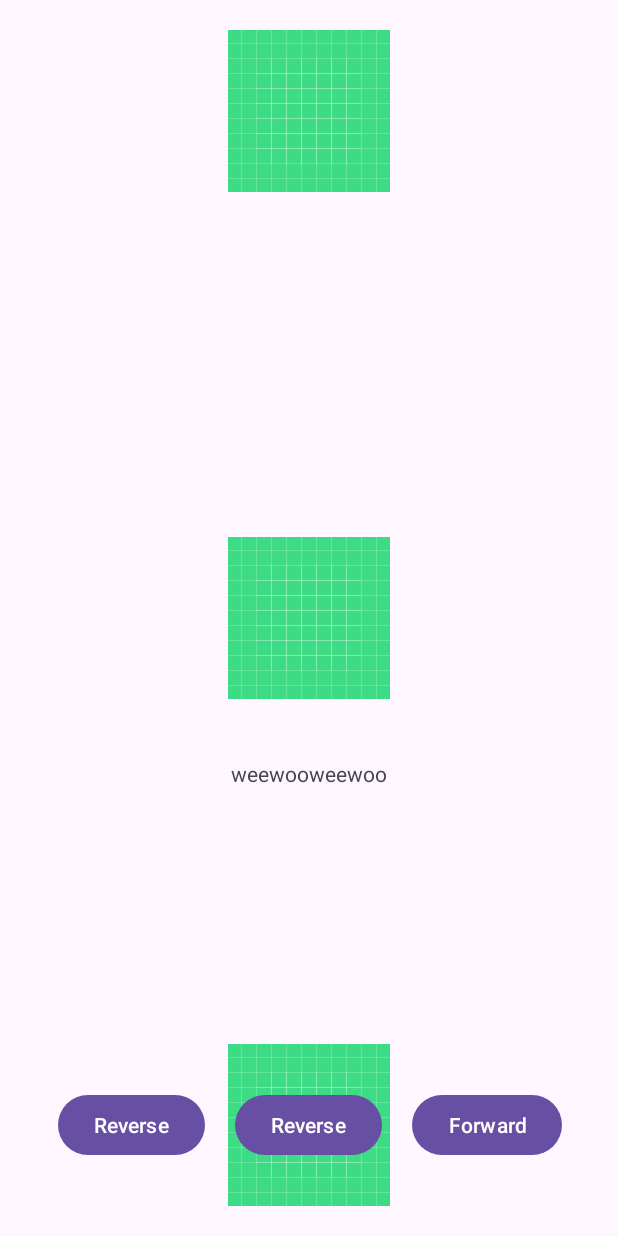
After one commit to smored/SoundShift, an Android app: the ControlActivity screen opened directly, with no data from a screen before it, on a phone screen of 412 x 824 dp. The commit adds this screen. Run offline under Robolectric (Android 15) with nearby library versions, the phone set to English and light mode, and no system bars.

Commit message:
Started necessary classes and added to manifest
Playlist, shift, song classes made and Control Activity where the buttons will go can now be accessed from the start activity

```diff
--- a/app/src/main/AndroidManifest.xml
+++ b/app/src/main/AndroidManifest.xml
@@ -13,6 +13,11 @@
         android:theme="@style/Theme.SoundShift"
         tools:targetApi="31">
         <activity
+            android:name=".ControlActivity"
+            android:exported="false"
+            android:parentActivityName=".MainActivity"
+            android:label="Controls" />
+        <activity
             android:name=".MainActivity"
             android:exported="true">
             <intent-filter>
--- /dev/null
+++ b/app/src/main/java/com/bcit/soundshift/ControlActivity.java
@@ -0,0 +1,67 @@
+package com.bcit.soundshift;
+import androidx.annotation.NonNull;
+import androidx.appcompat.app.AppCompatActivity;
+
+import android.content.Intent;
+import android.media.Image;
+import android.os.Bundle;
+import android.view.View;
+import android.widget.Button;
+import android.widget.ImageView;
+import android.widget.TextView;
+
+public class ControlActivity extends AppCompatActivity {
+    private TextView lyrics;
+    private ImageView coverArt;
+    private Button reverseButton;
+    private Button playButton;
+    private Button forwardButton;
+
+    @Override
+    protected void onCreate(Bundle savedInstanceState) {
+        super.onCreate(savedInstanceState);
+        setContentView(R.layout.control_activity);
+        findView();
+        setupButtonOnClickListener();
+    }
+
+    private void findView() {
+        lyrics = findViewById(R.id.lyrics);
+        coverArt = findViewById(R.id.albumArt);
+        reverseButton = findViewById(R.id.reverseButton);
+        playButton = findViewById(R.id.playButton);
+        forwardButton = findViewById(R.id.forwardButton);
+    }
+
+    private void setupButtonOnClickListener() {
+        // go back button
+        reverseButton.setOnClickListener(new View.OnClickListener() {
+            @Override
+            public void onClick(View v) {
+                // start button redirects us to the control activity
+                lyrics.setText("WOAH!!! did you really like the song that much??!?!?");
+            }
+        });
+
+        // play button
+        playButton.setOnClickListener(new View.OnClickListener() {
+            @Override
+            public void onClick(View v) {
+                // start button redirects us to the control activity
+                lyrics.setText("WOAH!!! did you just PLAY??!?!?");
+            }
+        });
+
+        // go forwards button
+        forwardButton.setOnClickListener(new View.OnClickListener() {
+            @Override
+            public void onClick(View v) {
+                // start button redirects us to the control activity
+                lyrics.setText("WOAH!!! did you just SKIP THE SONG??!?!?");
+            }
+        });
+    }
+
+
+
+}
--- /dev/null
+++ b/app/src/main/java/com/bcit/soundshift/Song.java
@@ -0,0 +1,5 @@
+package com.bcit.soundshift;
+
+public class Song {
+    // * sick-ass guitar solo WEEWOOOWWEEEEWOOONEEEEEEEE VBRRRRRRRRR DHHRRRRR WAAAAA
+}
--- a/app/src/main/res/layout/activity_main.xml
+++ b/app/src/main/res/layout/activity_main.xml
@@ -23,6 +23,7 @@
         android:layout_above="@+id/bottomBar">
 
         <ListView
+            android:id="@+id/shiftList"
             android:layout_width="match_parent"
             android:layout_height="wrap_content" />
 
--- a/app/src/main/res/layout/control_activity.xml
+++ b/app/src/main/res/layout/control_activity.xml
@@ -50,7 +50,7 @@
 
 <!--        FORWARD BUTTON-->
         <Button
-            android:id="@+id/forwardSong"
+            android:id="@+id/forwardButton"
             android:layout_width="wrap_content"
             android:layout_height="wrap_content"
             android:layout_centerInParent="true"
@@ -72,7 +72,7 @@
             android:layout_width="wrap_content"
             android:layout_height="wrap_content"
             android:text="Reverse"
-            android:id="@+id/reverseSong"
+            android:id="@+id/reverseButton"
             android:layout_toLeftOf="@id/playButton"
             android:layout_centerVertical="true"
             />
--- /dev/null
+++ b/app/src/main/res/layout/playlist_activity.xml
@@ -0,0 +1,6 @@
+<?xml version="1.0" encoding="utf-8"?>
+<androidx.constraintlayout.widget.ConstraintLayout xmlns:android="http://schemas.android.com/apk/res/android"
+    android:layout_width="match_parent"
+    android:layout_height="match_parent">
+
+</androidx.constraintlayout.widget.ConstraintLayout>
```
Also changed, not shown: app/src/main/java/com/bcit/soundshift/MainActivity.java (+42 -0 lines), app/src/main/java/com/bcit/soundshift/Playlist.java (added, +10 -0 lines), app/src/main/java/com/bcit/soundshift/Shift.java (added, +34 -0 lines).
